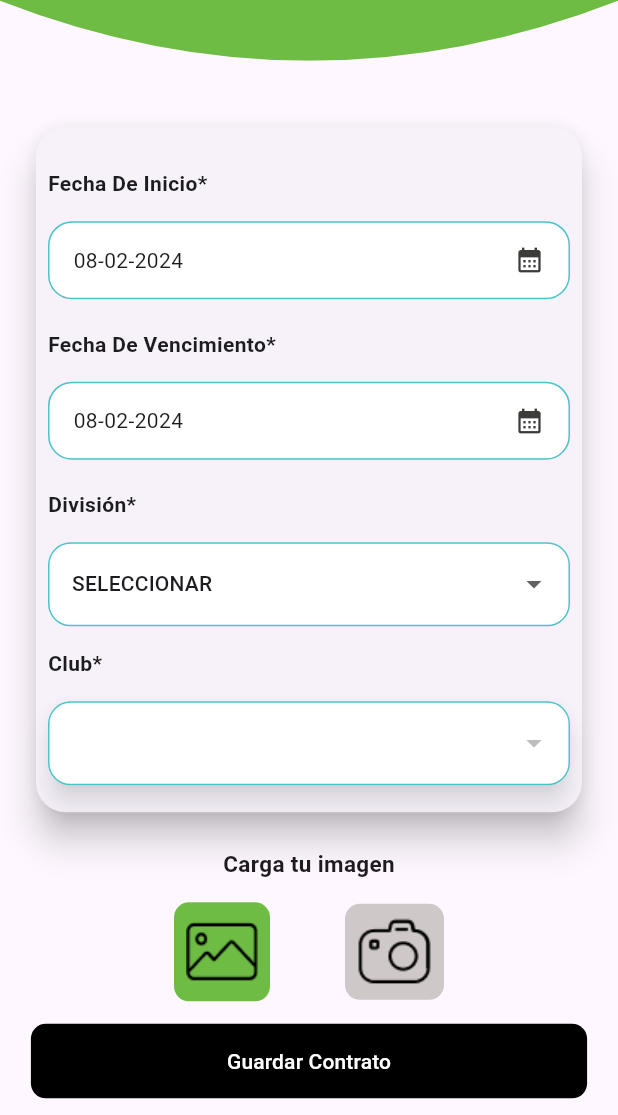
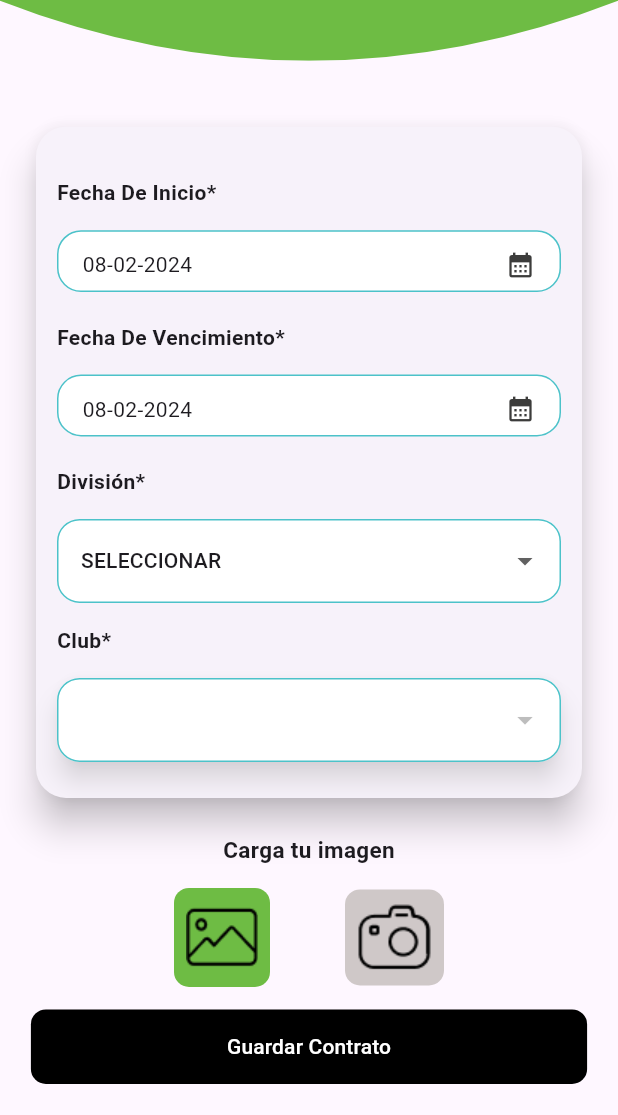
Before and after one commit to Serch12/appAMFpro, a Flutter app: the ContratoScreen screen opened by its route, on a phone screen of 412 x 824 dp, the part 121-1236 px from its top. Run offline on Flutter 3.47's test engine with Material 3 defaults, Android fonts, the phone set to English and light mode, and no system bars; our stand-ins replace accordion, card_swiper, carousel_slider, firebase_auth, firebase_core, flutter_custom_clippers and 6 more; missing offline and left inert: mailer; accounts and stored records are empty.

Commit message:
Subo cambios desde ios

```diff
--- a/lib/screens/contrato_screen.dart
+++ b/lib/screens/contrato_screen.dart
@@ -310,7 +310,7 @@ class _ContratoScreenState extends State<ContratoScreen> {
                   ),
                   elevation: 10,
                   child: Padding(
-                    padding: const EdgeInsets.all(8.0),
+                    padding: const EdgeInsets.all(14.0),
                     child: Column(
                       children: [
                         SizedBox(
@@ -352,7 +352,10 @@ class _ContratoScreenState extends State<ContratoScreen> {
                                 ),
                                 Container(
                                   // Alto deseado
-
+                                  width: MediaQuery.of(context).size.width *
+                                      0.9, // El 80% del ancho de la pantalla
+                                  height: MediaQuery.of(context).size.height *
+                                      0.05, // El 5% de la altura de la pantalla
                                   decoration: BoxDecoration(
                                     borderRadius: BorderRadius.circular(16.0),
                                     color: Colors.white,
@@ -365,8 +368,7 @@ class _ContratoScreenState extends State<ContratoScreen> {
                                   ),
                                   padding: EdgeInsets.symmetric(
                                       horizontal: 16, vertical: 12),
-                                  width: 500,
-                                  height: 52,
+
                                   // margin: EdgeInsets.symmetric(vertical: 16.0),
                                   child: Row(
                                     mainAxisAlignment:
@@ -425,6 +427,10 @@ class _ContratoScreenState extends State<ContratoScreen> {
                                   height: 15,
                                 ),
                                 Container(
+                                  width: MediaQuery.of(context).size.width *
+                                      0.9, // El 80% del ancho de la pantalla
+                                  height: MediaQuery.of(context).size.height *
+                                      0.05, // El 5% de la altura de la pantalla
                                   // Alto deseado
                                   decoration: BoxDecoration(
                                     borderRadius: BorderRadius.circular(16.0),
@@ -436,8 +442,6 @@ class _ContratoScreenState extends State<ContratoScreen> {
                                   ),
                                   padding: EdgeInsets.symmetric(
                                       horizontal: 16, vertical: 12),
-                                  width: 500,
-                                  height: 52,
                                   child: Row(
                                     mainAxisAlignment:
                                         MainAxisAlignment.spaceBetween,
--- a/lib/screens/lista_solicitudes_screen.dart
+++ b/lib/screens/lista_solicitudes_screen.dart
@@ -339,9 +339,10 @@ class _TablaListadoState extends State<TablaListado> {
                 child: Align(
                   alignment: Alignment.center,
                   child: Container(
+                    margin: EdgeInsets.all(3),
                     padding: EdgeInsets.symmetric(
                       horizontal: MediaQuery.of(context).size.width *
-                          0.05, // 5% del ancho de la pantalla
+                          0.03, // 5% del ancho de la pantalla
                       vertical: MediaQuery.of(context).size.height *
                           0.01, // 1% del alto de la pantalla
                     ),
```
Also changed, not shown: lib/screens/solicitudes_2_screen.dart (+37 -4 lines), pubspec.yaml (+8 -0 lines), pubspec.lock, 30 other files.
